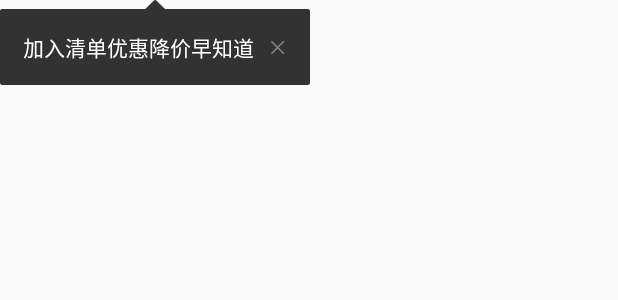
After one commit to shixin58/WaterlooBridge, an Android app: the layout view_serial_follow_popup_window.xml on its own in the app's theme, with its tools: preview values and no code run, on a phone screen of 412 x 824 dp. The commit adds this screen. Shown: the top 300 px of the screen. Run offline under Robolectric (Android 15) with nearby library versions, the phone set to English and light mode, and no system bars.

Commit message:
加入PopupWindow

```diff
--- a/app/src/main/AndroidManifest.xml
+++ b/app/src/main/AndroidManifest.xml
@@ -30,5 +30,9 @@
         <activity android:name=".activities.CustomWidgetActivity"
             android:screenOrientation="portrait"
             android:label="@string/custom_widget"/>
+
+        <activity android:name=".activities.PopupLayerActivity"
+            android:screenOrientation="portrait"
+            android:label="@string/popup_layer"/>
     </application>
 </manifest>
--- a/app/src/main/java/com/victor/utils/VictorApplication.java
+++ b/app/src/main/java/com/victor/utils/VictorApplication.java
@@ -16,5 +16,7 @@ public class VictorApplication extends Application {
     public void onCreate() {
         super.onCreate();
         mApplication = this;
+
+        PreferenceUtils.initialize(this);
     }
 }
--- a/app/src/main/java/com/victor/utils/repository/HomeRepository.java
+++ b/app/src/main/java/com/victor/utils/repository/HomeRepository.java
@@ -5,6 +5,7 @@ import com.victor.utils.ResUtils;
 import com.victor.utils.activities.CustomWidgetActivity;
 import com.victor.utils.activities.DrawSmallIconActivity;
 import com.victor.utils.activities.FollowAnimationActivity;
+import com.victor.utils.activities.PopupLayerActivity;
 import com.victor.utils.model.HomeModel;
 
 import java.util.ArrayList;
@@ -23,6 +24,8 @@ public class HomeRepository {
         list.add(homeModel1);
         HomeModel homeModel2 = new HomeModel(CustomWidgetActivity.class, ResUtils.getString(R.string.custom_widget));
         list.add(homeModel2);
+        HomeModel homeModel3 = new HomeModel(PopupLayerActivity.class, ResUtils.getString(R.string.popup_layer));
+        list.add(homeModel3);
         return list;
     }
 }
--- /dev/null
+++ b/app/src/main/res/layout/view_serial_follow_popup_window.xml
@@ -0,0 +1,46 @@
+<?xml version="1.0" encoding="utf-8"?>
+<android.support.constraint.ConstraintLayout xmlns:android="http://schemas.android.com/apk/res/android"
+    android:layout_width="wrap_content"
+    android:layout_height="wrap_content"
+    xmlns:app="http://schemas.android.com/apk/res-auto">
+
+    <ImageView
+        android:id="@+id/arrow"
+        android:layout_width="13dp"
+        android:layout_height="6dp"
+        app:layout_constraintLeft_toLeftOf="parent"
+        app:layout_constraintRight_toRightOf="parent"
+        app:layout_constraintTop_toTopOf="parent"
+        android:src="@drawable/bg_serial_follow_toast_arrow"/>
+
+    <LinearLayout
+        android:orientation="horizontal"
+        android:layout_width="wrap_content"
+        android:layout_height="wrap_content"
+        app:layout_constraintLeft_toLeftOf="parent"
+        app:layout_constraintRight_toRightOf="parent"
+        app:layout_constraintTop_toBottomOf="@id/arrow"
+        android:background="@drawable/bg_serial_follow_toast"
+        android:paddingLeft="15dp"
+        android:paddingRight="5dp">
+
+        <TextView
+            android:id="@+id/tvSlogan"
+            android:layout_width="wrap_content"
+            android:layout_height="wrap_content"
+            android:layout_gravity="center_vertical"
+            android:paddingTop="10dp"
+            android:paddingBottom="10dp"
+            android:textColor="@android:color/white"
+            android:textSize="14sp"
+            android:text="@string/serial_follow_guide"/>
+
+        <ImageView
+            android:id="@+id/ivHide"
+            android:layout_width="32dp"
+            android:layout_height="32dp"
+            android:layout_gravity="center_vertical"
+            android:padding="10dp"
+            android:src="@drawable/skin_d_ic_close_night"/>
+    </LinearLayout>
+</android.support.constraint.ConstraintLayout>
--- a/app/src/main/res/values/strings.xml
+++ b/app/src/main/res/values/strings.xml
@@ -4,6 +4,7 @@
     <string name="follow_animation">关注动画</string>
     <string name="draw_small_icon">绘制小icon</string>
     <string name="custom_widget">自定义widget</string>
+    <string name="popup_layer">弹窗</string>
 
     <string name="dog">泰迪犬</string>
     <string name="drink">脉动 维生素饮料 仙人掌青橘口味 探索沙漠神秘绿洲，犹如满水回复，开启活力探险</string>
@@ -16,4 +17,7 @@
     <string name="car_level_mpv">MPV</string>
     <string name="car_level_suv">SUV</string>
     <string name="car_level_new_energy">新能源</string>
+
+    <string name="serial_follow_guide">加入清单优惠降价早知道</string>
+    <string name="select_car_inventory_entry_guide">你关注的车搬到这里了哦</string>
 </resources>
```
Also changed, not shown: app/src/main/java/com/victor/utils/AppUtils.java (added, +29 -0 lines), app/src/main/java/com/victor/utils/PreferenceFinals.java (added, +11 -0 lines), app/src/main/java/com/victor/utils/PreferenceUtils.java (added, +48 -0 lines), app/src/main/java/com/victor/utils/activities/PopupLayerActivity.java (added, +39 -0 lines), app/src/main/java/com/victor/utils/specific/WidgetUtils.java (+92 -0 lines), app/src/main/res/color/white_text_selector.xml (added, +7 -0 lines), app/src/main/res/layout/activity_popup_layer.xml (added, +54 -0 lines), app/src/main/res/drawable-xhdpi/bg_serial_follow_toast.9.png (added), app/src/main/res/drawable-xhdpi/bg_serial_follow_toast_arrow.png (added), app/src/main/res/drawable-xhdpi/skin_d_ic_close_night.png (added).
